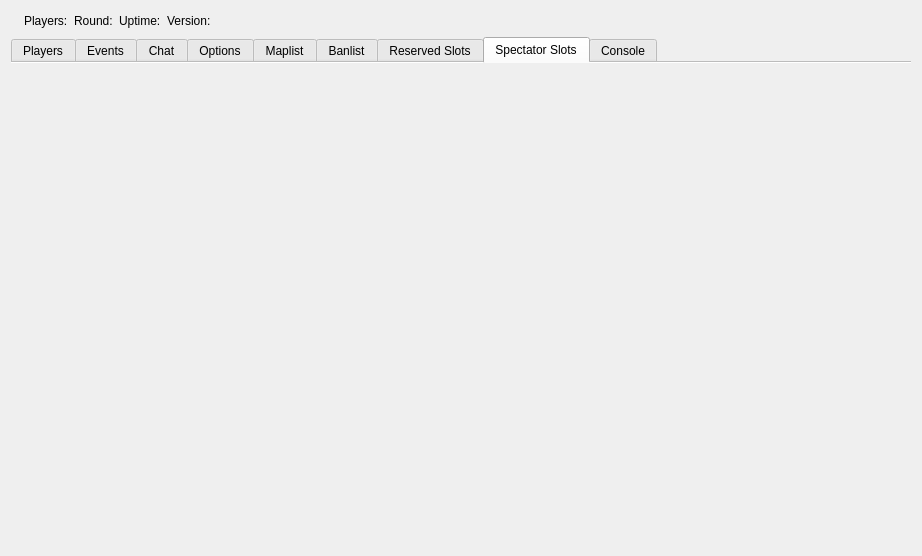
Old version of the form Client/bf4/BF4.ui in the repository OpenRcon/OpenRcon.
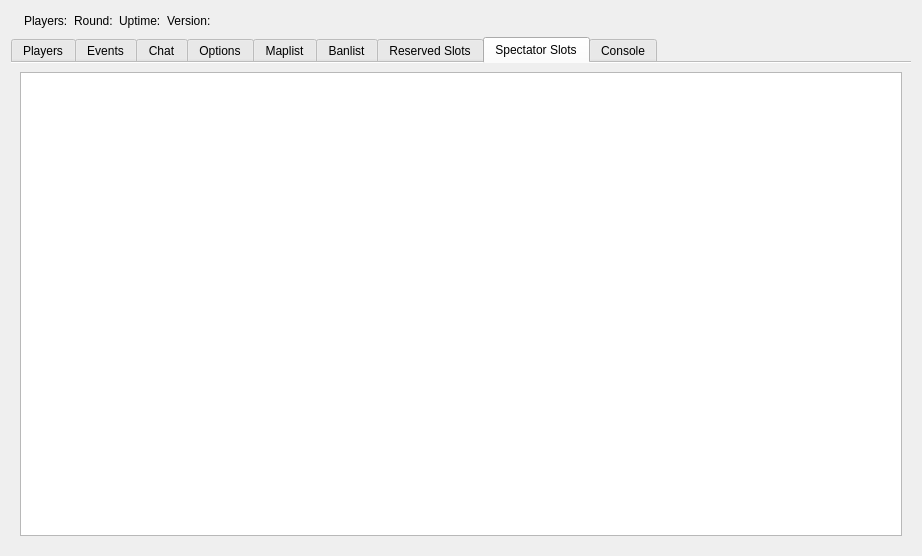
New version of the form. The open tabs and pages were chosen to show the change. Icons and pictures are not drawn.

Commit message: Added remove button to listWidget_bl_banList.

```diff
--- a/Client/bf4/BF4.ui
+++ b/Client/bf4/BF4.ui
@@ -839,6 +839,15 @@
       <attribute name="title">
        <string>Spectator Slots</string>
       </attribute>
+      <layout class="QGridLayout" name="gridLayout_15">
+       <item row="0" column="0">
+        <widget class="QListWidget" name="listWidget_ss_spectatorList">
+         <property name="contextMenuPolicy">
+          <enum>Qt::CustomContextMenu</enum>
+         </property>
+        </widget>
+       </item>
+      </layout>
      </widget>
      <widget class="QWidget" name="tab_co">
       <attribute name="title">
```
Left out of the diff: 10 changed lines with no effect on the pictures. The commit also changes 2 other files.
